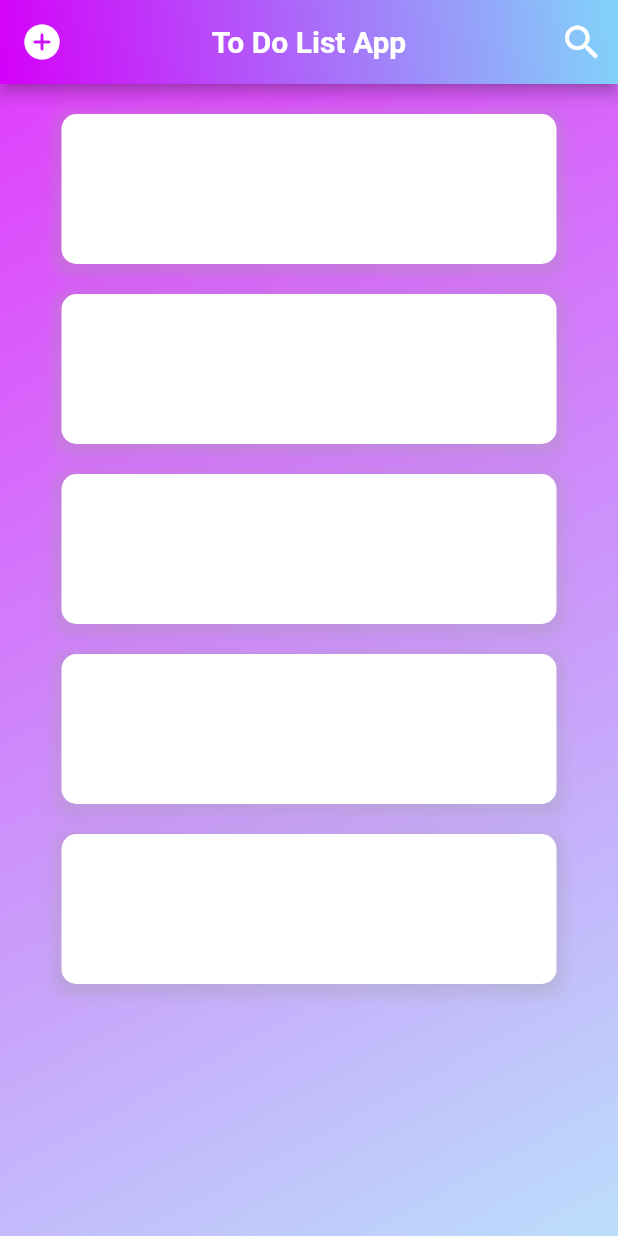
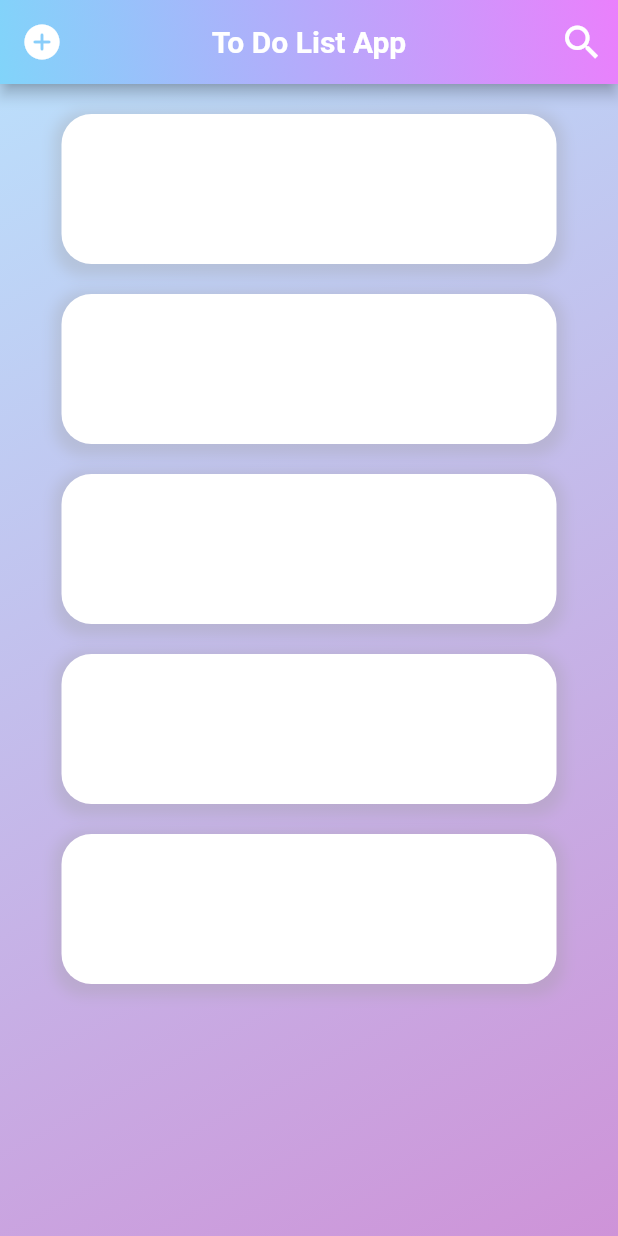
Before and after one commit to embunazzahra/flutter-app, a Flutter app: the screen it shows after launch, on a phone screen of 412 x 824 dp. Run offline on Flutter 3.47's test engine with Material 2 defaults, Android fonts, the light colour scheme and no system bars.

Commit message:
column 2nd commit

```diff
--- a/lib/main.dart
+++ b/lib/main.dart
@@ -12,7 +12,7 @@
       height: 100,
       decoration: BoxDecoration(
           color: Colors.white,
-          borderRadius: BorderRadius.circular(10),
+          borderRadius: BorderRadius.circular(20),
           boxShadow: [
             BoxShadow(
                 color: Colors.grey.withOpacity(0.3),
@@ -45,8 +45,8 @@
           flexibleSpace: Container(
             decoration: BoxDecoration(
                 gradient: LinearGradient(colors: <Color>[
+              Colors.purpleAccent[100],
               Colors.lightBlue[200],
-              Colors.purpleAccent[400]
             ], begin: Alignment.topRight, end: Alignment.bottomLeft)),
           ),
           actions: <Widget>[
@@ -62,8 +62,8 @@
         body: Container(
           decoration: BoxDecoration(
               gradient: LinearGradient(colors: <Color>[
-            Colors.purpleAccent,
             Colors.blue[100],
+            Colors.purple[200],
           ], begin: Alignment.topLeft, end: Alignment.bottomRight)),
           child: Column(
             mainAxisAlignment: MainAxisAlignment.start,
```
